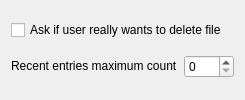
First picture: the form in SettingsWindow.ui, repository Outtaway/ufm, before the edit.
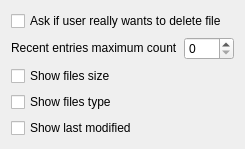
Second picture: the form after the edit.

Commit message: Add new options to settings Add settings processor to content module Make settings instance singleton

What changed in the file:
```diff
--- a/SettingsWindow.ui
+++ b/SettingsWindow.ui
@@ -5,6 +5,14 @@
   <property name="enabled">
    <bool>true</bool>
   </property>
+  <property name="geometry">
+   <rect>
+    <x>0</x>
+    <y>0</y>
+    <width>223</width>
+    <height>131</height>
+   </rect>
+  </property>
   <property name="sizePolicy">
    <sizepolicy hsizetype="Maximum" vsizetype="Maximum">
     <horstretch>0</horstretch>
@@ -64,6 +72,27 @@
      </item>
     </layout>
    </item>
+   <item>
+    <widget class="QCheckBox" name="show_size_check">
+     <property name="text">
+      <string>Show files size</string>
+     </property>
+    </widget>
+   </item>
+   <item>
+    <widget class="QCheckBox" name="show_types_check">
+     <property name="text">
+      <string>Show files type</string>
+     </property>
+    </widget>
+   </item>
+   <item>
+    <widget class="QCheckBox" name="show_last_modified_check">
+     <property name="text">
+      <string>Show last modified</string>
+     </property>
+    </widget>
+   </item>
   </layout>
  </widget>
  <resources/>
```
The commit also changes 7 other files.
